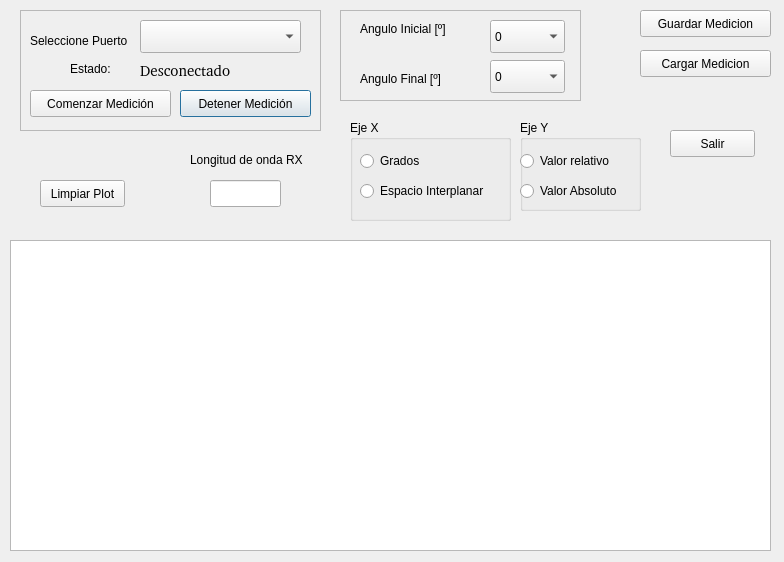
Above: ui.ui from fedes82/RX-miniflex before the change. Below: the same form after it.
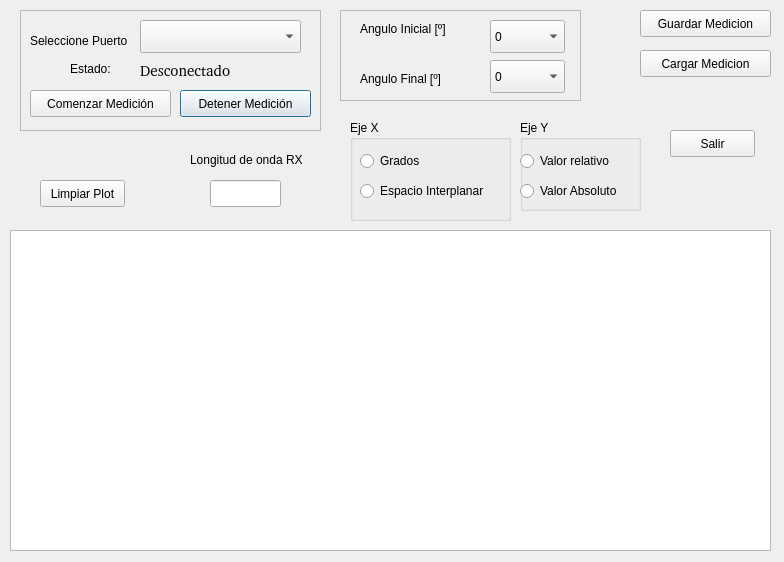
That is the form after the change. Custom widgets are drawn as their Qt base class.

Commit message: Se creo el archivo .gitignore que lista los archivos del directorio que se van a ignorar en los commits

Patch:
```diff
--- a/ui.ui
+++ b/ui.ui
@@ -115,22 +115,16 @@
      <string>Seleccione Puerto</string>
     </property>
    </widget>
-  </widget>
-  <widget class="PlotWidget" name="VentanaPlot">
-   <property name="geometry">
-    <rect>
-     <x>10</x>
-     <y>240</y>
-     <width>761</width>
-     <height>311</height>
-    </rect>
-   </property>
-   <property name="sizePolicy">
-    <sizepolicy hsizetype="Expanding" vsizetype="Expanding">
-     <horstretch>0</horstretch>
-     <verstretch>0</verstretch>
-    </sizepolicy>
-   </property>
+   <zorder>btn_cerrar_conexion</zorder>
+   <zorder>btn_Abrir_conexion</zorder>
+   <zorder>label</zorder>
+   <zorder>lbl_estado</zorder>
+   <zorder>combo_puertos</zorder>
+   <zorder>Lbl_puerto</zorder>
+   <zorder>VentanaPlot</zorder>
+   <zorder>groupBox_2</zorder>
+   <zorder>groupBox</zorder>
+   <zorder>frame_2</zorder>
   </widget>
   <widget class="QPushButton" name="btn_Salir">
    <property name="geometry">
@@ -457,6 +451,31 @@
     </property>
    </widget>
   </widget>
+  <widget class="QWidget" name="verticalLayoutWidget">
+   <property name="geometry">
+    <rect>
+     <x>10</x>
+     <y>230</y>
+     <width>761</width>
+     <height>321</height>
+    </rect>
+   </property>
+   <layout class="QVBoxLayout" name="verticalLayout">
+    <property name="sizeConstraint">
+     <enum>QLayout::SetNoConstraint</enum>
+    </property>
+    <item>
+     <widget class="PlotWidget" name="VentanaPlot">
+      <property name="sizePolicy">
+       <sizepolicy hsizetype="Expanding" vsizetype="Expanding">
+        <horstretch>0</horstretch>
+        <verstretch>0</verstretch>
+       </sizepolicy>
+      </property>
+     </widget>
+    </item>
+   </layout>
+  </widget>
   <zorder>frame_2</zorder>
   <zorder>frame</zorder>
   <zorder>VentanaPlot</zorder>
```
Left out of the diff: 2 changed lines with no effect on the pictures. The commit also changes 2 other files.
